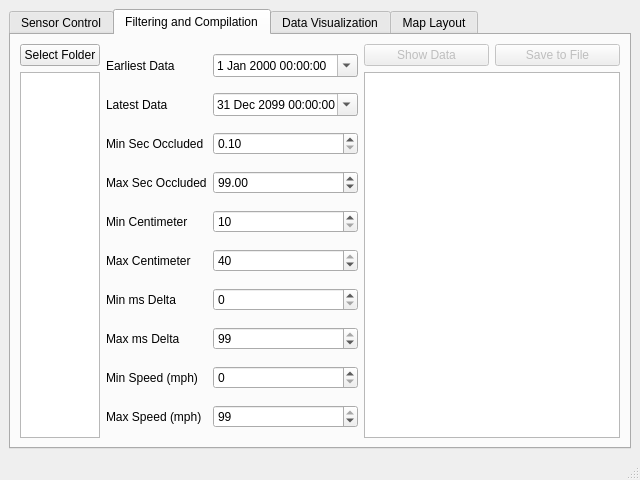
Above: rcdsWindow.ui from CapstoneFlows/rcds-python before the change. Below: the same form after it.
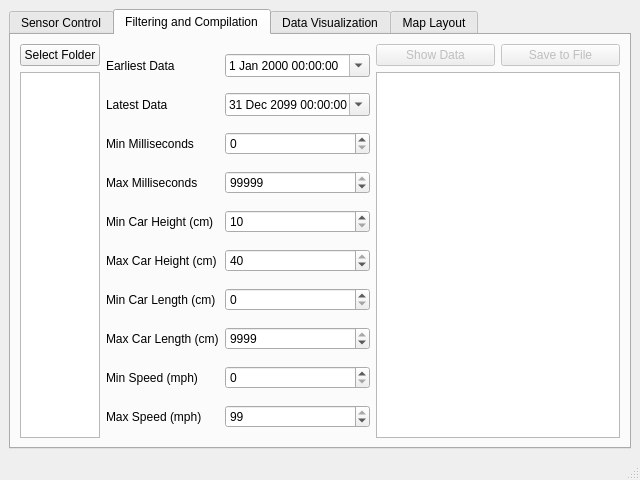
That is the form after the change. The open tabs and pages were chosen to show the change. Custom widgets are drawn as their Qt base class.

Diff of the .ui file:
```diff
--- a/rcdsWindow.ui
+++ b/rcdsWindow.ui
@@ -323,28 +323,21 @@
               <item row="2" column="0">
                <widget class="QLabel" name="MinTOLabel">
                 <property name="text">
-                 <string>Min Sec Occluded</string>
-                </property>
-               </widget>
-              </item>
-              <item row="2" column="1">
-               <widget class="QDoubleSpinBox" name="MinTDoubleSpinBox">
-                <property name="minimum">
-                 <double>0.100000000000000</double>
+                 <string>Min Milliseconds</string>
                 </property>
                </widget>
               </item>
               <item row="3" column="0">
                <widget class="QLabel" name="MaxTOLabel">
                 <property name="text">
-                 <string>Max Sec Occluded</string>
+                 <string>Max Milliseconds</string>
                 </property>
                </widget>
               </item>
               <item row="4" column="0">
                <widget class="QLabel" name="MinCMLabel">
                 <property name="text">
-                 <string>Min Centimeter</string>
+                 <string>Min Car Height (cm)</string>
                 </property>
                </widget>
               </item>
@@ -361,7 +354,7 @@
               <item row="5" column="0">
                <widget class="QLabel" name="MaxCMLabel">
                 <property name="text">
-                 <string>Max Centimeter</string>
+                 <string>Max Car Height (cm)</string>
                 </property>
                </widget>
               </item>
@@ -381,7 +374,7 @@
               <item row="6" column="0">
                <widget class="QLabel" name="MinMDLabel">
                 <property name="text">
-                 <string>Min ms Delta</string>
+                 <string>Min Car Length (cm)</string>
                 </property>
                </widget>
               </item>
@@ -391,14 +384,17 @@
               <item row="7" column="0">
                <widget class="QLabel" name="MaxMDLabel">
                 <property name="text">
-                 <string>Max ms Delta</string>
+                 <string>Max Car Length (cm)</string>
                 </property>
                </widget>
               </item>
               <item row="7" column="1">
-               <widget class="QSpinBox" name="MaxMDSpinBox">
+               <widget class="QSpinBox" name="MaxCMLSpinBox">
+                <property name="maximum">
+                 <number>9999</number>
+                </property>
                 <property name="value">
-                 <number>99</number>
+                 <number>9999</number>
                 </property>
                </widget>
               </item>
@@ -416,13 +412,6 @@
                 </property>
                </widget>
               </item>
-              <item row="3" column="1">
-               <widget class="QDoubleSpinBox" name="MaxTDoubleSpinBox">
-                <property name="value">
-                 <double>99.000000000000000</double>
-                </property>
-               </widget>
-              </item>
               <item row="8" column="1">
                <widget class="QSpinBox" name="MinSSpinBox"/>
               </item>
@@ -433,6 +422,23 @@
                 </property>
                </widget>
               </item>
+              <item row="2" column="1">
+               <widget class="QSpinBox" name="MinTSpinBox">
+                <property name="maximum">
+                 <number>99999</number>
+                </property>
+               </widget>
+              </item>
+              <item row="3" column="1">
+               <widget class="QSpinBox" name="MaxTSpinBox">
+                <property name="maximum">
+                 <number>99999</number>
+                </property>
+                <property name="value">
+                 <number>99999</number>
+                </property>
+               </widget>
+              </item>
              </layout>
             </item>
             <item>
```
Left out of the diff: 16 changed lines with no effect on the pictures.
